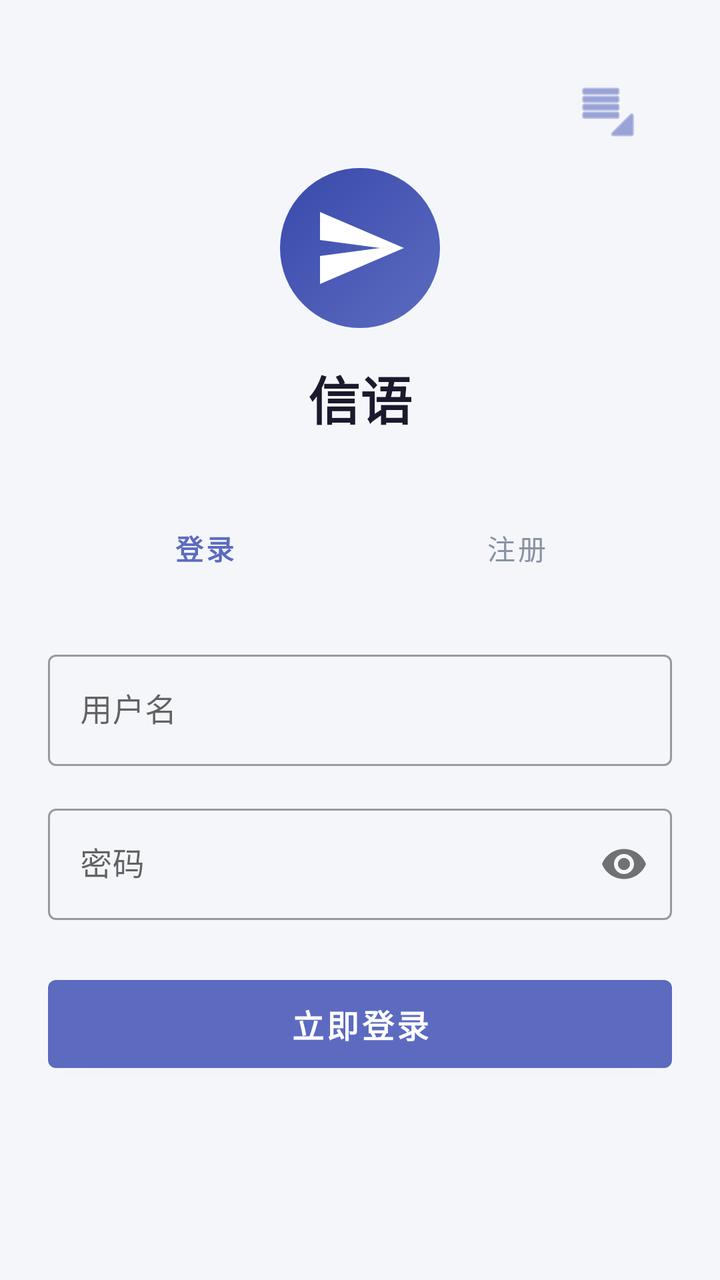
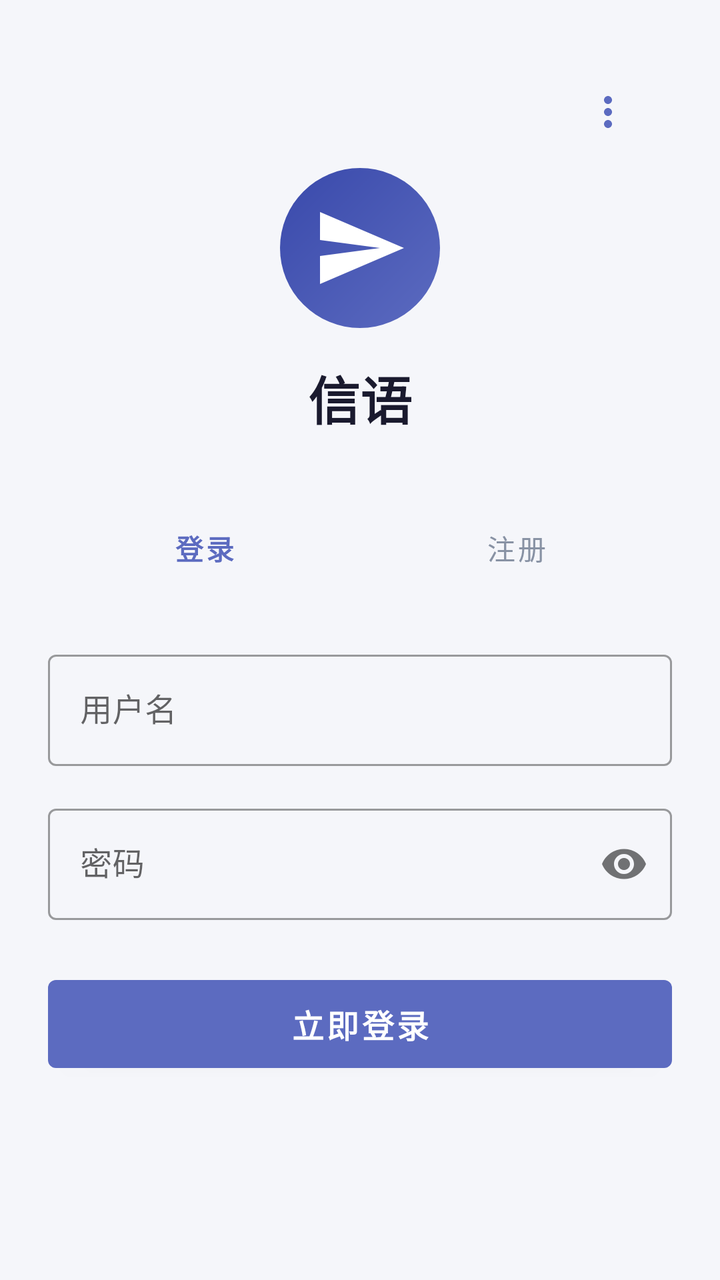

Two renders of the same Android screen: before a commit and after it. Below are the layout's source before the change and the commit's diff.
<!-- AndroidManifest.xml: application theme Theme.Xinyu -->
<!-- res/layout/activity_login.xml -->
<?xml version="1.0" encoding="utf-8"?>
<androidx.constraintlayout.widget.ConstraintLayout xmlns:android="http://schemas.android.com/apk/res/android"
    xmlns:app="http://schemas.android.com/apk/res-auto"
    android:layout_width="match_parent"
    android:layout_height="match_parent"
    android:background="@color/background"
    android:padding="24dp">

    <ImageButton
        android:id="@+id/btn_more"
        android:layout_width="48dp"
        android:layout_height="48dp"
        android:src="@android:drawable/ic_menu_moreoverflow"
        android:background="?attr/selectableItemBackgroundBorderless"
        android:contentDescription="More"
        app:layout_constraintTop_toTopOf="parent"
        app:layout_constraintEnd_toEndOf="parent"
        android:layout_marginTop="8dp"
        android:layout_marginEnd="8dp"
        android:tint="@color/primary"/>

    <ScrollView
        android:layout_width="match_parent"
        android:layout_height="match_parent"
        android:fillViewport="true">

        <LinearLayout
            android:layout_width="match_parent"
            android:layout_height="wrap_content"
            android:orientation="vertical"
            android:gravity="center_vertical">

            
            <FrameLayout
                android:layout_width="80dp"
                android:layout_height="80dp"
                android:layout_gravity="center_horizontal"
                android:layout_marginBottom="16dp"
                android:background="@drawable/bg_send_btn">

                <ImageView
                    android:layout_width="48dp"
                    android:layout_height="48dp"
                    android:layout_gravity="center"
                    android:src="@drawable/ic_send"
                    android:contentDescription="Logo"
                    android:tint="@android:color/white"/>
            </FrameLayout>

            <TextView
                android:id="@+id/tv_title"
                android:layout_width="wrap_content"
                android:layout_height="wrap_content"
                android:text="信语"
                android:textSize="26sp"
                android:textStyle="bold"
                android:textColor="@color/text_primary"
                android:layout_gravity="center_horizontal"
                android:layout_marginBottom="32dp"/>

            
            <LinearLayout
                android:layout_width="match_parent"
                android:layout_height="wrap_content"
                android:orientation="horizontal"
                android:layout_marginBottom="24dp">

                <Button
                    android:id="@+id/btn_tab_login"
                    android:layout_width="0dp"
                    android:layout_height="wrap_content"
                    android:layout_weight="1"
                    android:text="登录"
                    style="@style/Widget.MaterialComponents.Button.TextButton"
                    android:textStyle="bold"
                    android:textColor="@color/primary"/>

                <Button
                    android:id="@+id/btn_tab_register"
                    android:layout_width="0dp"
                    android:layout_height="wrap_content"
                    android:layout_weight="1"
                    android:text="注册"
                    style="@style/Widget.MaterialComponents.Button.TextButton"
                    android:textColor="@color/text_secondary"/>

            </LinearLayout>

            
            <com.google.android.material.textfield.TextInputLayout
                android:id="@+id/til_server_url"
                android:layout_width="match_parent"
                android:layout_height="wrap_content"
                android:hint="服务器地址"
                android:layout_marginBottom="16dp"
                android:visibility="gone"
                style="@style/Widget.MaterialComponents.TextInputLayout.OutlinedBox">

                <com.google.android.material.textfield.TextInputEditText
                    android:id="@+id/et_server_url"
                    android:layout_width="match_parent"
                    android:layout_height="wrap_content"
                    android:inputType="textUri"
                    android:text="https://liuyan.luojunqi.xyz/"/>

            </com.google.android.material.textfield.TextInputLayout>

            
            <com.google.android.material.textfield.TextInputLayout
                android:layout_width="match_parent"
                android:layout_height="wrap_content"
                android:hint="用户名"
                android:layout_marginBottom="16dp"
                style="@style/Widget.MaterialComponents.TextInputLayout.OutlinedBox">

                <com.google.android.material.textfield.TextInputEditText
                    android:id="@+id/et_username"
                    android:layout_width="match_parent"
                    android:layout_height="wrap_content"
                    android:inputType="text"/>

            </com.google.android.material.textfield.TextInputLayout>

            
            <com.google.android.material.textfield.TextInputLayout
                android:id="@+id/til_nickname"
                android:layout_width="match_parent"
                android:layout_height="wrap_content"
                android:hint="昵称"
                android:layout_marginBottom="16dp"
                android:visibility="gone"
                style="@style/Widget.MaterialComponents.TextInputLayout.OutlinedBox">

                <com.google.android.material.textfield.TextInputEditText
                    android:id="@+id/et_nickname"
                    android:layout_width="match_parent"
                    android:layout_height="wrap_content"
                    android:inputType="textPersonName"/>

            </com.google.android.material.textfield.TextInputLayout>

            
            <com.google.android.material.textfield.TextInputLayout
                android:layout_width="match_parent"
                android:layout_height="wrap_content"
                android:hint="密码"
                android:layout_marginBottom="24dp"
                app:passwordToggleEnabled="true"
                style="@style/Widget.MaterialComponents.TextInputLayout.OutlinedBox">

                <com.google.android.material.textfield.TextInputEditText
                    android:id="@+id/et_password"
                    android:layout_width="match_parent"
                    android:layout_height="wrap_content"
                    android:inputType="textPassword"/>

            </com.google.android.material.textfield.TextInputLayout>

            
            <Button
                android:id="@+id/btn_action"
                android:layout_width="match_parent"
                android:layout_height="56dp"
                android:text="立即登录"
                android:textSize="16sp"
                android:textStyle="bold"
                android:layout_marginBottom="16dp"
                style="@style/Widget.MaterialComponents.Button"/>

            
            <ProgressBar
                android:id="@+id/progress_bar"
                android:layout_width="wrap_content"
                android:layout_height="wrap_content"
                android:layout_gravity="center_horizontal"
                android:visibility="gone"/>

        </LinearLayout>
    </ScrollView>

</androidx.constraintlayout.widget.ConstraintLayout>
<!-- resources referenced by this layout -->
<resources>
  <color name="background">#F5F6FA</color>
  <color name="primary">#5C6BC0</color>
  <color name="text_primary">#1A1A2E</color>
  <color name="text_secondary">#8892A4</color>
  <!-- drawable bg_send_btn (drawable) -->
  <?xml version="1.0" encoding="utf-8"?>
  <shape xmlns:android="http://schemas.android.com/apk/res/android"
      android:shape="oval">
      <gradient
          android:startColor="#5C6BC0"
          android:endColor="#3949AB"
          android:angle="135" />
  </shape>
  <!-- drawable ic_send (drawable) -->
  <vector xmlns:android="http://schemas.android.com/apk/res/android"
      android:width="24dp"
      android:height="24dp"
      android:viewportWidth="24"
      android:viewportHeight="24"
      android:tint="?attr/colorControlNormal">
      <path
          android:fillColor="@android:color/white"
          android:pathData="M2.01,21L23,12 2.01,3 2,10l15,2 -15,2z"/>
  </vector>
  <style name="Theme.Xinyu" parent="Theme.MaterialComponents.Light.NoActionBar">
          <item name="colorPrimary">@color/primary</item>
          <item name="colorPrimaryVariant">@color/primary_dark</item>
          <item name="colorOnPrimary">@android:color/white</item>
          <item name="colorSecondary">@color/accent</item>
          <item name="colorSecondaryVariant">@color/accent</item>
          <item name="colorOnSecondary">@android:color/white</item>
          <item name="android:statusBarColor">@color/primary_dark</item>
          <item name="android:windowBackground">@color/background</item>
          <item name="colorSurface">@color/surface</item>
          <item name="android:windowAnimationStyle">@style/WindowTransitions</item>
      </style>
  <color name="primary_dark">#3949AB</color>
  <color name="accent">#FF4081</color>
  <color name="surface">#FFFFFF</color>
  <style name="WindowTransitions">
          <item name="android:activityOpenEnterAnimation">@anim/slide_in_right</item>
          <item name="android:activityOpenExitAnimation">@anim/slide_out_left</item>
          <item name="android:activityCloseEnterAnimation">@anim/slide_in_left</item>
          <item name="android:activityCloseExitAnimation">@anim/slide_out_right</item>
      </style>
</resources>

<!-- the commit's change to res/layout/activity_login.xml (unified diff, before → after) -->
@@ -10,7 +10,7 @@
         android:id="@+id/btn_more"
         android:layout_width="48dp"
         android:layout_height="48dp"
-        android:src="@android:drawable/ic_menu_moreoverflow"
+        android:src="@drawable/ic_more_vert"
         android:background="?attr/selectableItemBackgroundBorderless"
         android:contentDescription="More"
         app:layout_constraintTop_toTopOf="parent"
<!-- resource entries referenced after the edit -->
@@ -13,6 +13,16 @@
           android:endColor="#3949AB"
           android:angle="135" />
   </shape>
+  <!-- drawable ic_more_vert (drawable) -->
+  <vector xmlns:android="http://schemas.android.com/apk/res/android"
+      android:width="24dp"
+      android:height="24dp"
+      android:viewportWidth="24.0"
+      android:viewportHeight="24.0">
+      <path
+          android:fillColor="#FF000000"
+          android:pathData="M12,8c1.1,0 2,-0.9 2,-2s-0.9,-2 -2,-2 -2,0.9 -2,2 0.9,2 2,2zM12,10c-1.1,0 -2,0.9 -2,2s0.9,2 2,2 2,-0.9 2,-2 -0.9,-2 -2,-2zM12,16c-1.1,0 -2,0.9 -2,2s0.9,2 2,2 2,-0.9 2,-2 -0.9,-2 -2,-2z"/>
+  </vector>
   <!-- drawable ic_send (drawable) -->
   <vector xmlns:android="http://schemas.android.com/apk/res/android"
       android:width="24dp"
